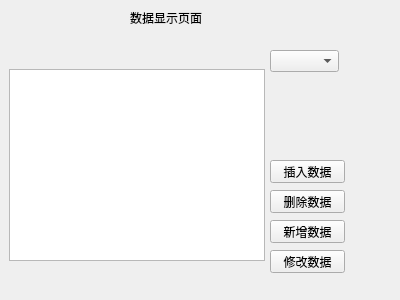
Qt form datashowwidget.ui (littlebee21/Qtsms) before a commit.
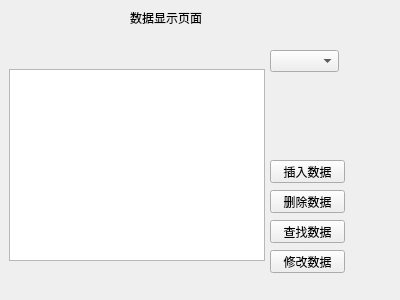
The same form after that commit.

```diff
--- a/datashowwidget.ui
+++ b/datashowwidget.ui
@@ -62,7 +62,7 @@
     </rect>
    </property>
    <property name="text">
-    <string>新增数据</string>
+    <string>查找数据</string>
    </property>
   </widget>
   <widget class="QPushButton" name="modifyPushButton">
```
Left out of the diff: 2 changed lines with no effect on the pictures.
